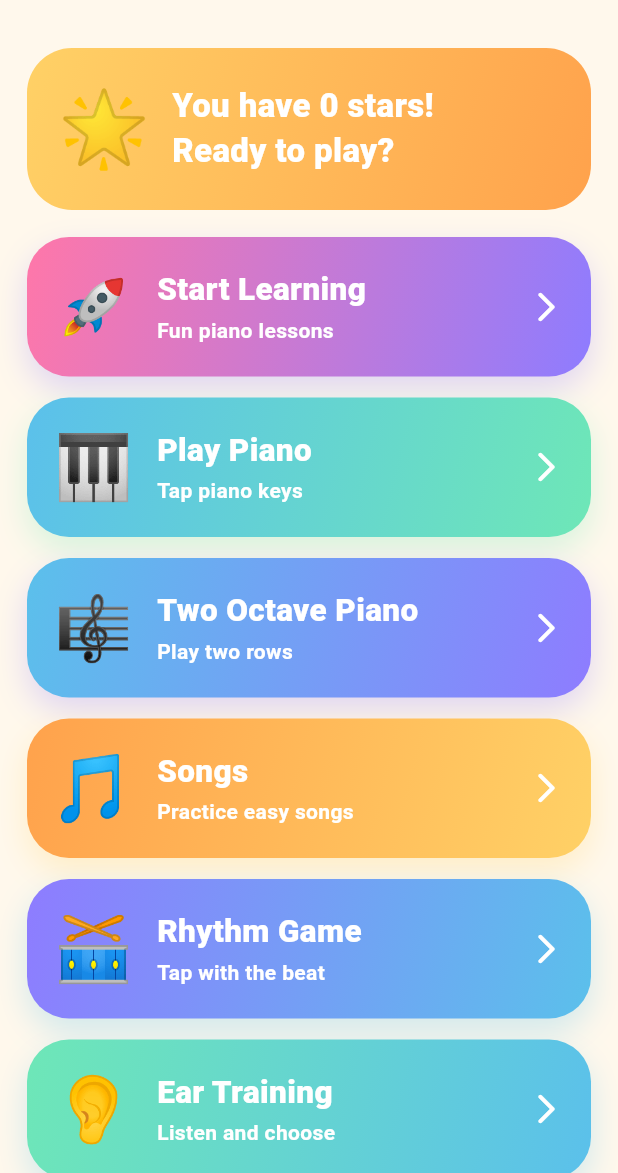
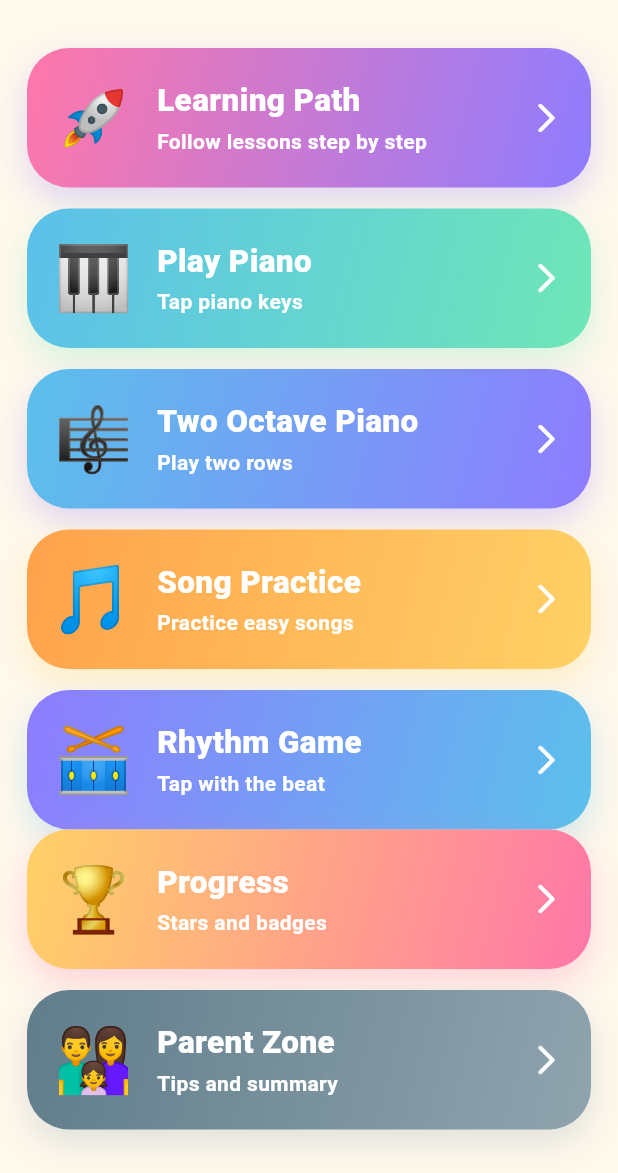
Before and after one commit to taycsharp/PianoKids, a Flutter app: the screen it shows after launch, on a phone screen of 412 x 824 dp, the part 63-1236 px from its top. Run offline on Flutter 3.47's test engine with Material 3 defaults, Android fonts, the phone set to English and light mode, and no system bars; our stand-ins replace audioplayers, shared_preferences; missing offline and left inert: flutter_soloud; Roboto replaces fonts that are missing (Arial).

Commit message:
Remove ear training and simplify home screen focus

```diff
--- a/lib/screens/home_screen.dart
+++ b/lib/screens/home_screen.dart
@@ -1,10 +1,6 @@
 import 'package:flutter/material.dart';
-import 'package:provider/provider.dart';
-
-import '../providers/progress_provider.dart';
 import '../theme/app_theme.dart';
 import '../widgets/app_card.dart';
-import 'ear_training_screen.dart';
 import 'learning_path_screen.dart';
 import 'parent_zone_screen.dart';
 import 'piano_screen.dart';
@@ -22,37 +18,15 @@ class HomeScreen extends StatelessWidget {
 
   @override
   Widget build(BuildContext context) {
-    final totalStars = context.watch<ProgressProvider>().totalStars;
-
     return Scaffold(
       appBar: AppBar(title: const Text('Happy Piano Kids')),
       body: SafeArea(
         child: ListView(
           padding: const EdgeInsets.all(18),
           children: [
-            Container(
-              padding: const EdgeInsets.all(20),
-              decoration: BoxDecoration(
-                gradient: AppTheme.candyGradient([AppTheme.yellow, AppTheme.orange]),
-                borderRadius: BorderRadius.circular(30),
-              ),
-              child: Row(
-                children: [
-                  const Text('🌟', style: TextStyle(fontSize: 50)),
-                  const SizedBox(width: 14),
-                  Expanded(
-                    child: Text(
-                      'You have $totalStars stars!\nReady to play?',
-                      style: const TextStyle(fontSize: 22, fontWeight: FontWeight.w900, color: Colors.white),
-                    ),
-                  ),
-                ],
-              ),
-            ),
-            const SizedBox(height: 18),
             AppCard(
-              title: 'Start Learning',
-              subtitle: 'Fun piano lessons',
+              title: 'Learning Path',
+              subtitle: 'Follow lessons step by step',
               emoji: '🚀',
               colors: const [AppTheme.pink, AppTheme.purple],
               onTap: () => _go(context, const LearningPathScreen()),
@@ -75,7 +49,7 @@ class HomeScreen extends StatelessWidget {
             ),
             const SizedBox(height: 14),
             AppCard(
-              title: 'Songs',
+              title: 'Song Practice',
               subtitle: 'Practice easy songs',
               emoji: '🎵',
               colors: const [AppTheme.orange, AppTheme.yellow],
@@ -89,15 +63,6 @@ class HomeScreen extends StatelessWidget {
               colors: const [AppTheme.purple, AppTheme.blue],
               onTap: () => _go(context, const RhythmGameScreen()),
             ),
-            const SizedBox(height: 14),
-            AppCard(
-              title: 'Ear Training',
-              subtitle: 'Listen and choose',
-              emoji: '👂',
-              colors: const [AppTheme.green, AppTheme.blue],
-              onTap: () => _go(context, const EarTrainingScreen()),
-            ),
-            const SizedBox(height: 14),
             AppCard(
               title: 'Progress',
               subtitle: 'Stars and badges',
```
Also changed, not shown: lib/screens/ear_training_screen.dart (deleted, +0 -135 lines).
